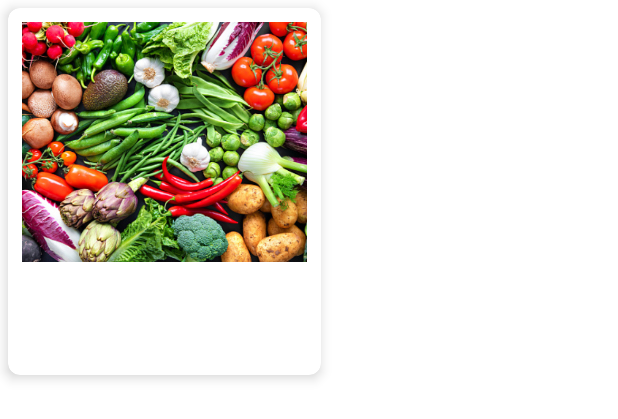
After one commit to SajibMamun/Grocery-Plus, an Android app: the layout recomandeditem_layout.xml on its own in the app's theme, with its tools: preview values and no code run, on a phone screen of 412 x 824 dp. The commit adds this screen. Shown: the top 419 px of the screen. Run offline under Robolectric (Android 15) with nearby library versions, the phone set to English and light mode, and no system bars.

Commit message:
Recomanded Item added

```diff
--- a/app/src/main/res/layout/catagoryitem.xml
+++ b/app/src/main/res/layout/catagoryitem.xml
@@ -4,8 +4,9 @@
     android:layout_width="90dp"
     android:layout_height="100dp"
     app:cardCornerRadius="10dp"
-    android:layout_margin="10dp"
-    android:elevation="5dp"
+    android:layout_margin="5dp"
+    android:elevation="15dp"
+    app:cardElevation="10dp"
     android:background="#F1F1F1">
 
     <LinearLayout
--- a/app/src/main/res/layout/popularitem_layout.xml
+++ b/app/src/main/res/layout/popularitem_layout.xml
@@ -5,6 +5,7 @@
     android:layout_height="wrap_content"
     android:layout_margin="5dp"
     android:elevation="5dp"
+    app:cardElevation="5dp"
     app:cardCornerRadius="15dp">
 
     <LinearLayout
@@ -35,11 +36,10 @@
             android:id="@+id/ppdescripid"
             android:layout_width="match_parent"
             android:layout_height="wrap_content"
-
             android:layout_marginRight="5dp"
             android:maxLines="1"
             android:singleLine="true"
-            android:textSize="14sp" />
+            android:textSize="12sp" />
 
 
         <LinearLayout
@@ -57,7 +57,7 @@
                 android:layout_marginRight="5dp"
                 android:text="Discount 20%"
                 android:textAlignment="textEnd"
-                android:textSize="16sp"
+                android:textSize="15sp"
                 android:textColor="#E91E63"/>
         </LinearLayout>
 
--- /dev/null
+++ b/app/src/main/res/layout/recomandeditem_layout.xml
@@ -0,0 +1,66 @@
+<?xml version="1.0" encoding="utf-8"?>
+<androidx.cardview.widget.CardView xmlns:android="http://schemas.android.com/apk/res/android"
+    xmlns:app="http://schemas.android.com/apk/res-auto"
+    android:layout_width="wrap_content"
+    android:layout_height="wrap_content"
+    android:layout_margin="5dp"
+    android:elevation="10dp"
+    app:cardCornerRadius="8dp"
+    app:cardElevation="5dp">
+
+    <LinearLayout
+        android:layout_width="match_parent"
+        android:layout_height="wrap_content"
+        android:orientation="vertical"
+        android:padding="9dp">
+
+        <ImageView
+            android:id="@+id/recomandedimageid"
+            android:layout_width="190dp"
+            android:layout_height="160dp"
+            android:scaleType="centerCrop"
+            android:src="@drawable/vegetable" />
+
+        <TextView
+            android:id="@+id/recomandedNameid"
+            android:layout_width="match_parent"
+            android:layout_height="wrap_content"
+
+            android:layout_margin="3dp"
+            android:textAlignment="center"
+            android:textSize="18sp"
+            android:textStyle="bold" />
+
+        <LinearLayout
+            android:layout_width="match_parent"
+            android:layout_height="wrap_content"
+            android:orientation="horizontal"
+            android:weightSum="3">
+
+            <TextView
+                android:id="@+id/recomandeddiscriptionid"
+                android:layout_width="0dp"
+                android:layout_height="wrap_content"
+                android:layout_margin="2dp"
+                android:layout_weight="2"
+                android:maxLines="2"
+                android:textSize="12sp"
+
+                />
+
+            <TextView
+                android:id="@+id/recomandedRatingid"
+                android:layout_width="0dp"
+                android:layout_height="wrap_content"
+                android:layout_gravity="center"
+                android:layout_margin="5dp"
+                android:layout_weight="1"
+                android:textAlignment="center"
+                android:textColor="#FFC107"
+                android:textSize="17sp"
+                android:textStyle="bold" />
+        </LinearLayout>
+
+    </LinearLayout>
+
+</androidx.cardview.widget.CardView>
```
Also changed, not shown: app/src/main/java/com/example/groceryplus/Adapters/RecomndedAdapter.java (added, +60 -0 lines), app/src/main/java/com/example/groceryplus/Models/RecomndedModel.java (added, +60 -0 lines), app/src/main/java/com/example/groceryplus/ui/home/HomeFragment.java (+42 -2 lines).
